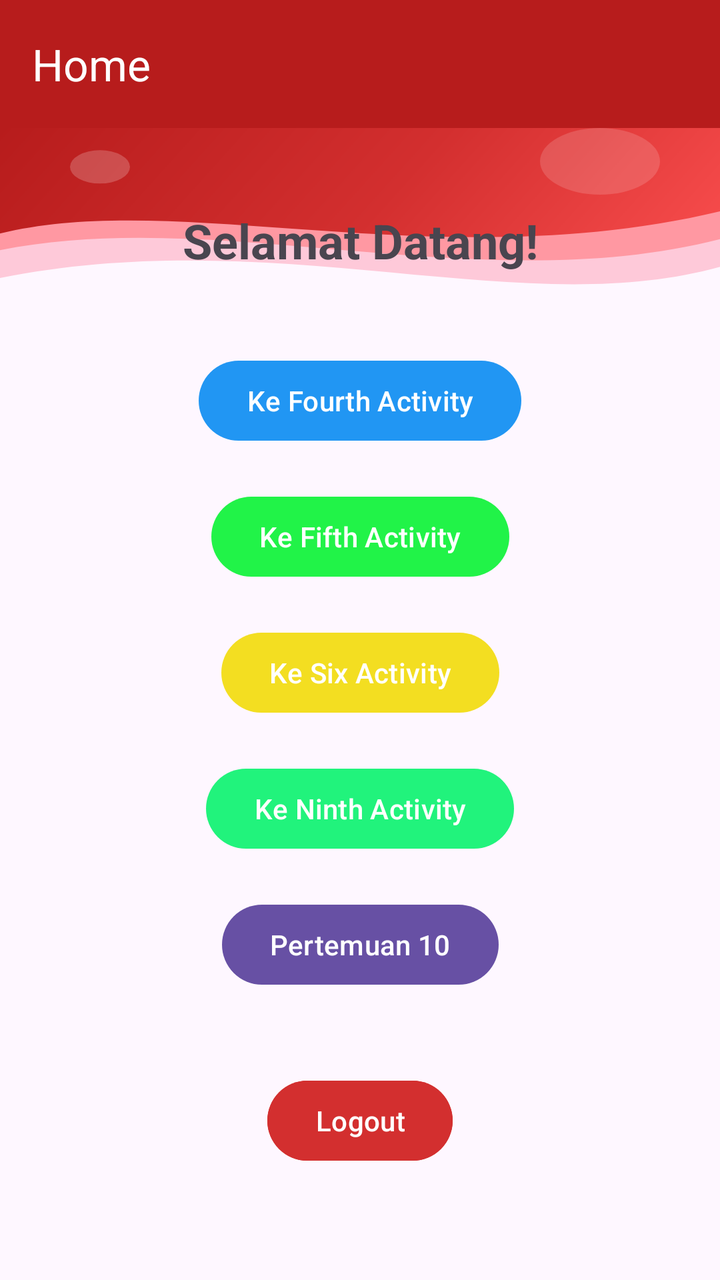
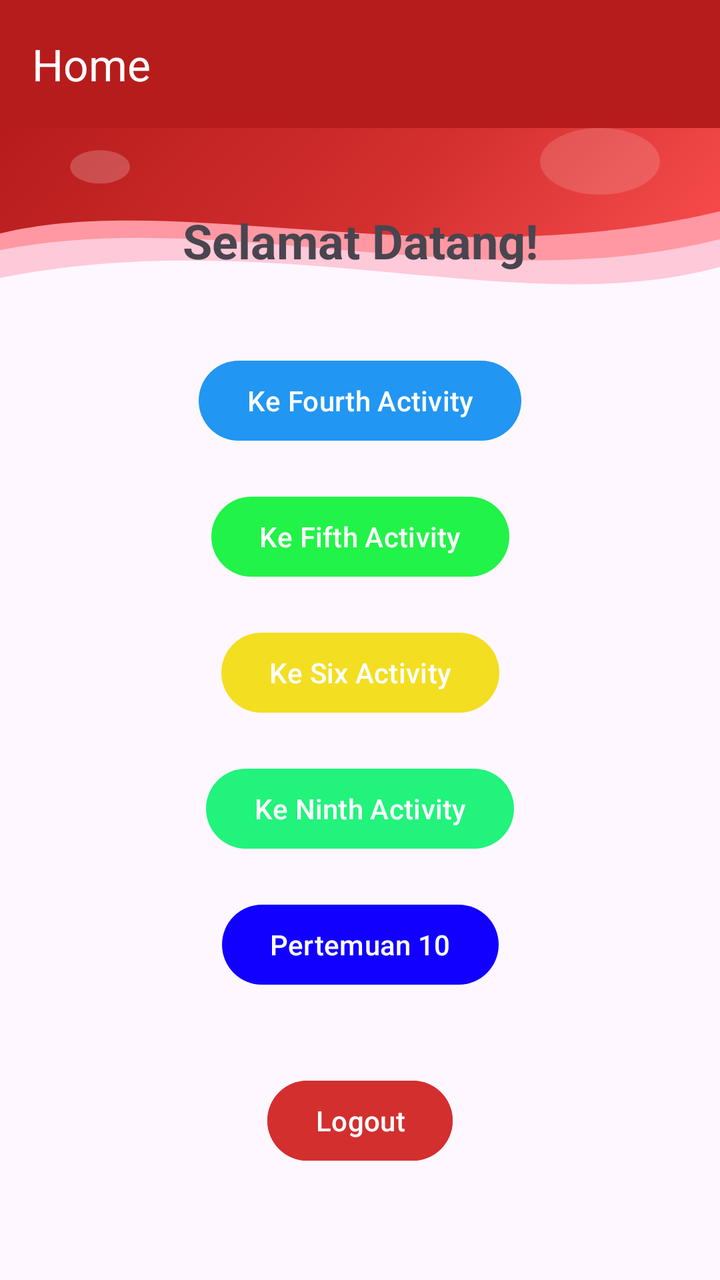

Screens rendered from an Android XML layout before and after an edit, with the pre-edit source and the edit as a unified diff.
<!-- AndroidManifest.xml: application theme Theme.Rey3Tie_Mobiel -->
<!-- res/layout/fragment_home.xml -->
<?xml version="1.0" encoding="utf-8"?>
<androidx.constraintlayout.widget.ConstraintLayout
    xmlns:android="http://schemas.android.com/apk/res/android"
    xmlns:app="http://schemas.android.com/apk/res-auto"
    xmlns:tools="http://schemas.android.com/tools"
    android:layout_width="match_parent"
    android:layout_height="match_parent">

    
    <androidx.appcompat.widget.Toolbar
        android:id="@+id/toolbar"
        android:layout_width="match_parent"
        android:layout_height="?attr/actionBarSize"
        android:background="#B71C1C"
        app:titleTextColor="@android:color/white"
        app:navigationIconTint="@android:color/white"
        app:title="Home"
        app:layout_constraintEnd_toEndOf="parent"
        app:layout_constraintStart_toStartOf="parent"
        app:layout_constraintTop_toTopOf="parent" />

    
    <View
        android:id="@+id/viewHeaderWave"
        android:layout_width="0dp"
        android:layout_height="100dp"
        android:background="@drawable/bg_header_wave"
        app:layout_constraintTop_toBottomOf="@id/toolbar"
        app:layout_constraintStart_toStartOf="parent"
        app:layout_constraintEnd_toEndOf="parent" />

    <TextView
        android:id="@+id/tvWelcome"
        android:layout_width="wrap_content"
        android:layout_height="wrap_content"
        android:text="Selamat Datang!"
        android:textSize="24sp"
        android:textStyle="bold"
        app:layout_constraintTop_toBottomOf="@id/toolbar"
        app:layout_constraintStart_toStartOf="parent"
        app:layout_constraintEnd_toEndOf="parent"
        android:layout_marginTop="40dp"/>

    <Button
        android:id="@+id/btnToFourth"
        android:layout_width="wrap_content"
        android:layout_height="wrap_content"
        android:text="Ke Fourth Activity"
        app:backgroundTint="#2196F3"
        app:layout_constraintTop_toBottomOf="@id/tvWelcome"
        app:layout_constraintStart_toStartOf="parent"
        app:layout_constraintEnd_toEndOf="parent"
        android:layout_marginTop="40dp"/>

    <Button
        android:id="@+id/btnToFifth"
        android:layout_width="wrap_content"
        android:layout_height="wrap_content"
        android:text="Ke Fifth Activity"
        app:backgroundTint="#21F348"
        app:layout_constraintTop_toBottomOf="@id/btnToFourth"
        app:layout_constraintStart_toStartOf="parent"
        app:layout_constraintEnd_toEndOf="parent"
        android:layout_marginTop="20dp"/>

    <Button
        android:id="@+id/btnToSixth"
        android:layout_width="wrap_content"
        android:layout_height="wrap_content"
        android:text="Ke Six Activity"
        app:backgroundTint="#F3DE21"
        app:layout_constraintTop_toBottomOf="@id/btnToFifth"
        app:layout_constraintStart_toStartOf="parent"
        app:layout_constraintEnd_toEndOf="parent"
        android:layout_marginTop="20dp"/>

    
    <Button
        android:id="@+id/btnPertemuan9"
        android:layout_width="wrap_content"
        android:layout_height="wrap_content"
        android:text="Ke Ninth Activity"
        app:backgroundTint="#21F37C"
        app:layout_constraintTop_toBottomOf="@id/btnToSixth"
        app:layout_constraintStart_toStartOf="parent"
        app:layout_constraintEnd_toEndOf="parent"
        android:layout_marginTop="20dp"/>

    
    <Button
        android:id="@+id/btntoten"
        android:layout_width="wrap_content"
        android:layout_height="wrap_content"
        android:text="Pertemuan 10"
        app:layout_constraintTop_toBottomOf="@id/btnPertemuan9"
        app:layout_constraintStart_toStartOf="parent"
        app:layout_constraintEnd_toEndOf="parent"
        android:layout_marginTop="20dp"/>

    
    <Button
        android:id="@+id/btnLogout"
        android:layout_width="wrap_content"
        android:layout_height="wrap_content"
        android:layout_marginTop="40dp"
        android:backgroundTint="#D32F2F"
        android:text="Logout"
        app:layout_constraintEnd_toEndOf="parent"
        app:layout_constraintStart_toStartOf="parent"
        app:layout_constraintTop_toBottomOf="@id/btntoten" />

</androidx.constraintlayout.widget.ConstraintLayout>
<!-- resources referenced by this layout -->
<resources>
  <!-- drawable bg_header_wave (drawable) -->
  <?xml version="1.0" encoding="utf-8"?>
  <vector xmlns:android="http://schemas.android.com/apk/res/android"
      xmlns:aapt="http://schemas.android.com/aapt"
      android:width="360dp"
      android:height="180dp"
      android:viewportWidth="360"
      android:viewportHeight="180">
  
      
      <path
          android:fillAlpha="0.2"
          android:fillColor="#FF1744"
          android:pathData="M0,0 H360 V125 C260,175 140,85 0,135 Z" />
  
      
      <path
          android:fillAlpha="0.4"
          android:fillColor="#FF5252"
          android:pathData="M0,0 H360 V100 C240,155 110,70 0,110 Z" />
  
      
      <path
          android:pathData="M0,0 H360 V75 C220,135 90,55 0,95 Z">
          <aapt:attr name="android:fillColor">
              <gradient
                  android:startX="0"
                  android:startY="0"
                  android:endX="360"
                  android:endY="180"
                  android:type="linear">
                  <item android:offset="0.0" android:color="#B71C1C" />
                  <item android:offset="0.5" android:color="#D32F2F" />
                  <item android:offset="1.0" android:color="#FF5252" />
              </gradient>
          </aapt:attr>
      </path>
  
      
      <path
          android:fillAlpha="0.15"
          android:fillColor="#FFFFFF"
          android:pathData="M300,30 m-30,0 a30,30 0 1,1 60,0 a30,30 0 1,1 -60,0" />
  
      <path
          android:fillAlpha="0.2"
          android:fillColor="#FFFFFF"
          android:pathData="M50,35 m-15,0 a15,15 0 1,1 30,0 a15,15 0 1,1 -30,0" />
  
  </vector>
  <style name="Theme.Rey3Tie_Mobiel" parent="Theme.MaterialComponents.DayNight.NoActionBar">
          ...
      </style>
</resources>

<!-- the commit's change to res/layout/fragment_home.xml (unified diff, before → after) -->
@@ -4,7 +4,8 @@
     xmlns:app="http://schemas.android.com/apk/res-auto"
     xmlns:tools="http://schemas.android.com/tools"
     android:layout_width="match_parent"
-    android:layout_height="match_parent">
+    android:layout_height="match_parent"
+    tools:context=".FragmentHome">
 
     
     <androidx.appcompat.widget.Toolbar
@@ -20,93 +21,109 @@
         app:layout_constraintTop_toTopOf="parent" />
 
     
-    <View
-        android:id="@+id/viewHeaderWave"
-        android:layout_width="0dp"
-        android:layout_height="100dp"
-        android:background="@drawable/bg_header_wave"
+    <androidx.core.widget.NestedScrollView
+        android:layout_width="match_parent"
+        android:layout_height="0dp"
         app:layout_constraintTop_toBottomOf="@id/toolbar"
-        app:layout_constraintStart_toStartOf="parent"
-        app:layout_constraintEnd_toEndOf="parent" />
+        app:layout_constraintBottom_toBottomOf="parent">
 
-    <TextView
-        android:id="@+id/tvWelcome"
-        android:layout_width="wrap_content"
-        android:layout_height="wrap_content"
-        android:text="Selamat Datang!"
-        android:textSize="24sp"
-        android:textStyle="bold"
-        app:layout_constraintTop_toBottomOf="@id/toolbar"
-        app:layout_constraintStart_toStartOf="parent"
-        app:layout_constraintEnd_toEndOf="parent"
-        android:layout_marginTop="40dp"/>
+        <androidx.constraintlayout.widget.ConstraintLayout
+            android:layout_width="match_parent"
+            android:layout_height="wrap_content"
+            android:paddingBottom="40dp">
 
-    <Button
-        android:id="@+id/btnToFourth"
-        android:layout_width="wrap_content"
-        android:layout_height="wrap_content"
-        android:text="Ke Fourth Activity"
-        app:backgroundTint="#2196F3"
-        app:layout_constraintTop_toBottomOf="@id/tvWelcome"
-        app:layout_constraintStart_toStartOf="parent"
-        app:layout_constraintEnd_toEndOf="parent"
-        android:layout_marginTop="40dp"/>
+            
+            <View
+                android:id="@+id/viewHeaderWave"
+                android:layout_width="0dp"
+                android:layout_height="100dp"
+                android:background="@drawable/bg_header_wave"
+                app:layout_constraintTop_toTopOf="parent"
+                app:layout_constraintStart_toStartOf="parent"
+                app:layout_constraintEnd_toEndOf="parent" />
 
-    <Button
-        android:id="@+id/btnToFifth"
-        android:layout_width="wrap_content"
-        android:layout_height="wrap_content"
-        android:text="Ke Fifth Activity"
-        app:backgroundTint="#21F348"
-        app:layout_constraintTop_toBottomOf="@id/btnToFourth"
-        app:layout_constraintStart_toStartOf="parent"
-        app:layout_constraintEnd_toEndOf="parent"
-        android:layout_marginTop="20dp"/>
+            <TextView
+                android:id="@+id/tvWelcome"
+                android:layout_width="wrap_content"
+                android:layout_height="wrap_content"
+                android:text="Selamat Datang!"
+                android:textSize="24sp"
+                android:textStyle="bold"
+                app:layout_constraintTop_toTopOf="parent"
+                app:layout_constraintStart_toStartOf="parent"
+                app:layout_constraintEnd_toEndOf="parent"
+                android:layout_marginTop="40dp"/>
 
-    <Button
-        android:id="@+id/btnToSixth"
-        android:layout_width="wrap_content"
-        android:layout_height="wrap_content"
-        android:text="Ke Six Activity"
-        app:backgroundTint="#F3DE21"
-        app:layout_constraintTop_toBottomOf="@id/btnToFifth"
-        app:layout_constraintStart_toStartOf="parent"
-        app:layout_constraintEnd_toEndOf="parent"
-        android:layout_marginTop="20dp"/>
+            <Button
+                android:id="@+id/btnToFourth"
+                android:layout_width="wrap_content"
+                android:layout_height="wrap_content"
+                android:text="Ke Fourth Activity"
+                app:backgroundTint="#2196F3"
+                app:layout_constraintTop_toBottomOf="@id/tvWelcome"
+                app:layout_constraintStart_toStartOf="parent"
+                app:layout_constraintEnd_toEndOf="parent"
+                android:layout_marginTop="40dp"/>
 
-    
-    <Button
-        android:id="@+id/btnPertemuan9"
-        android:layout_width="wrap_content"
-        android:layout_height="wrap_content"
-        android:text="Ke Ninth Activity"
-        app:backgroundTint="#21F37C"
-        app:layout_constraintTop_toBottomOf="@id/btnToSixth"
-        app:layout_constraintStart_toStartOf="parent"
-        app:layout_constraintEnd_toEndOf="parent"
-        android:layout_marginTop="20dp"/>
+            <Button
+                android:id="@+id/btnToFifth"
+                android:layout_width="wrap_content"
+                android:layout_height="wrap_content"
+                android:text="Ke Fifth Activity"
+                app:backgroundTint="#21F348"
+                app:layout_constraintTop_toBottomOf="@id/btnToFourth"
+                app:layout_constraintStart_toStartOf="parent"
+                app:layout_constraintEnd_toEndOf="parent"
+                android:layout_marginTop="20dp"/>
 
-    
-    <Button
-        android:id="@+id/btntoten"
-        android:layout_width="wrap_content"
-        android:layout_height="wrap_content"
-        android:text="Pertemuan 10"
-        app:layout_constraintTop_toBottomOf="@id/btnPertemuan9"
-        app:layout_constraintStart_toStartOf="parent"
-        app:layout_constraintEnd_toEndOf="parent"
-        android:layout_marginTop="20dp"/>
+            <Button
+                android:id="@+id/btnToSixth"
+                android:layout_width="wrap_content"
+                android:layout_height="wrap_content"
+                android:text="Ke Six Activity"
+                app:backgroundTint="#F3DE21"
+                app:layout_constraintTop_toBottomOf="@id/btnToFifth"
+                app:layout_constraintStart_toStartOf="parent"
+                app:layout_constraintEnd_toEndOf="parent"
+                android:layout_marginTop="20dp"/>
 
-    
-    <Button
-        android:id="@+id/btnLogout"
-        android:layout_width="wrap_content"
-        android:layout_height="wrap_content"
-        android:layout_marginTop="40dp"
-        android:backgroundTint="#D32F2F"
-        android:text="Logout"
-        app:layout_constraintEnd_toEndOf="parent"
-        app:layout_constraintStart_toStartOf="parent"
-        app:layout_constraintTop_toBottomOf="@id/btntoten" />
+            
+            <Button
+                android:id="@+id/btnPertemuan9"
+                android:layout_width="wrap_content"
+                android:layout_height="wrap_content"
+                android:text="Ke Ninth Activity"
+                app:backgroundTint="#21F37C"
+                app:layout_constraintTop_toBottomOf="@id/btnToSixth"
+                app:layout_constraintStart_toStartOf="parent"
+                app:layout_constraintEnd_toEndOf="parent"
+                android:layout_marginTop="20dp"/>
+
+            
+            <Button
+                android:id="@+id/btnPertemuan10"
+                android:layout_width="wrap_content"
+                android:layout_height="wrap_content"
+                android:text="Pertemuan 10"
+                app:backgroundTint="#1100FF"
+                app:layout_constraintTop_toBottomOf="@id/btnPertemuan9"
+                app:layout_constraintStart_toStartOf="parent"
+                app:layout_constraintEnd_toEndOf="parent"
+                android:layout_marginTop="20dp"/>
+
+            
+            <Button
+                android:id="@+id/btnLogout"
+                android:layout_width="wrap_content"
+                android:layout_height="wrap_content"
+                android:layout_marginTop="40dp"
+                android:backgroundTint="#D32F2F"
+                android:text="Logout"
+                app:layout_constraintEnd_toEndOf="parent"
+                app:layout_constraintStart_toStartOf="parent"
+                app:layout_constraintTop_toBottomOf="@id/btnPertemuan10" />
+
+        </androidx.constraintlayout.widget.ConstraintLayout>
+    </androidx.core.widget.NestedScrollView>
 
 </androidx.constraintlayout.widget.ConstraintLayout>
